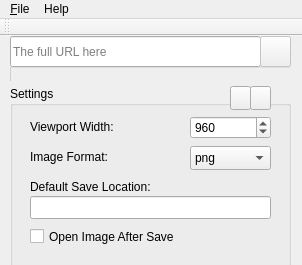
Above: src/mainwindow.ui from dekomote/QWSnapshot before the change. Below: the same form after it.
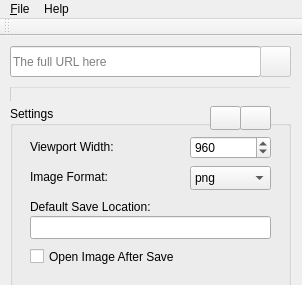
That is the form after the change. Icons and pictures are not drawn.

Commit message: hide the main toolbar, changes in the ui

Patch:
```diff
--- a/src/mainwindow.ui
+++ b/src/mainwindow.ui
@@ -10,7 +10,7 @@
     <x>0</x>
     <y>0</y>
     <width>302</width>
-    <height>265</height>
+    <height>285</height>
    </rect>
   </property>
   <property name="sizePolicy">
@@ -22,13 +22,13 @@
   <property name="minimumSize">
    <size>
     <width>302</width>
-    <height>265</height>
+    <height>285</height>
    </size>
   </property>
   <property name="maximumSize">
    <size>
     <width>302</width>
-    <height>265</height>
+    <height>285</height>
    </size>
   </property>
   <property name="windowTitle">
@@ -48,7 +48,7 @@
     <property name="geometry">
      <rect>
       <x>260</x>
-      <y>0</y>
+      <y>10</y>
       <width>31</width>
       <height>31</height>
      </rect>
@@ -65,7 +65,7 @@
     <property name="geometry">
      <rect>
       <x>10</x>
-      <y>0</y>
+      <y>10</y>
       <width>251</width>
       <height>31</height>
      </rect>
@@ -90,7 +90,7 @@
     <property name="geometry">
      <rect>
       <x>260</x>
-      <y>0</y>
+      <y>10</y>
       <width>31</width>
       <height>31</height>
      </rect>
@@ -107,7 +107,7 @@
     <property name="geometry">
      <rect>
       <x>10</x>
-      <y>30</y>
+      <y>50</y>
       <width>281</width>
       <height>16</height>
      </rect>
@@ -128,7 +128,7 @@
     <property name="geometry">
      <rect>
       <x>10</x>
-      <y>50</y>
+      <y>70</y>
       <width>281</width>
       <height>181</height>
      </rect>
@@ -239,7 +239,7 @@
       <rect>
        <x>20</x>
        <y>140</y>
-       <width>161</width>
+       <width>241</width>
        <height>21</height>
       </rect>
      </property>
@@ -250,9 +250,9 @@
     <widget class="QPushButton" name="saveSettings">
      <property name="geometry">
       <rect>
-       <x>240</x>
+       <x>230</x>
        <y>0</y>
-       <width>21</width>
+       <width>31</width>
        <height>24</height>
       </rect>
      </property>
@@ -273,9 +273,9 @@
     <widget class="QPushButton" name="loadSettings">
      <property name="geometry">
       <rect>
-       <x>220</x>
+       <x>200</x>
        <y>0</y>
-       <width>21</width>
+       <width>31</width>
        <height>24</height>
       </rect>
      </property>
```
Left out of the diff: 11 changed lines with no effect on the pictures. The commit also changes 1 other file.
